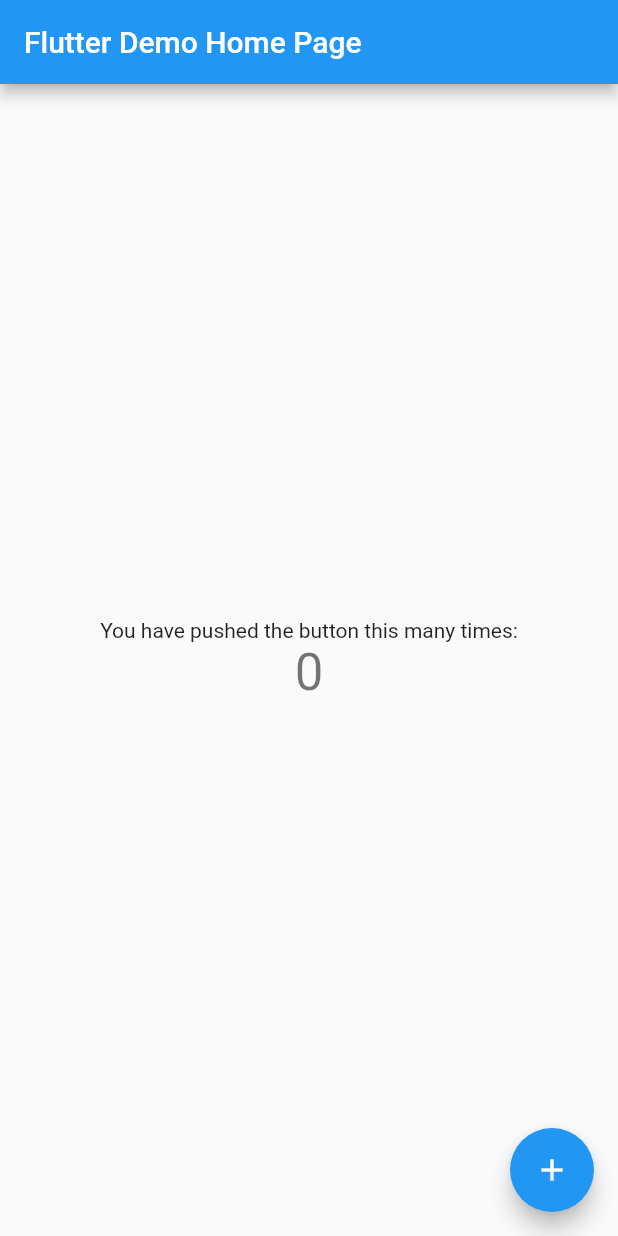
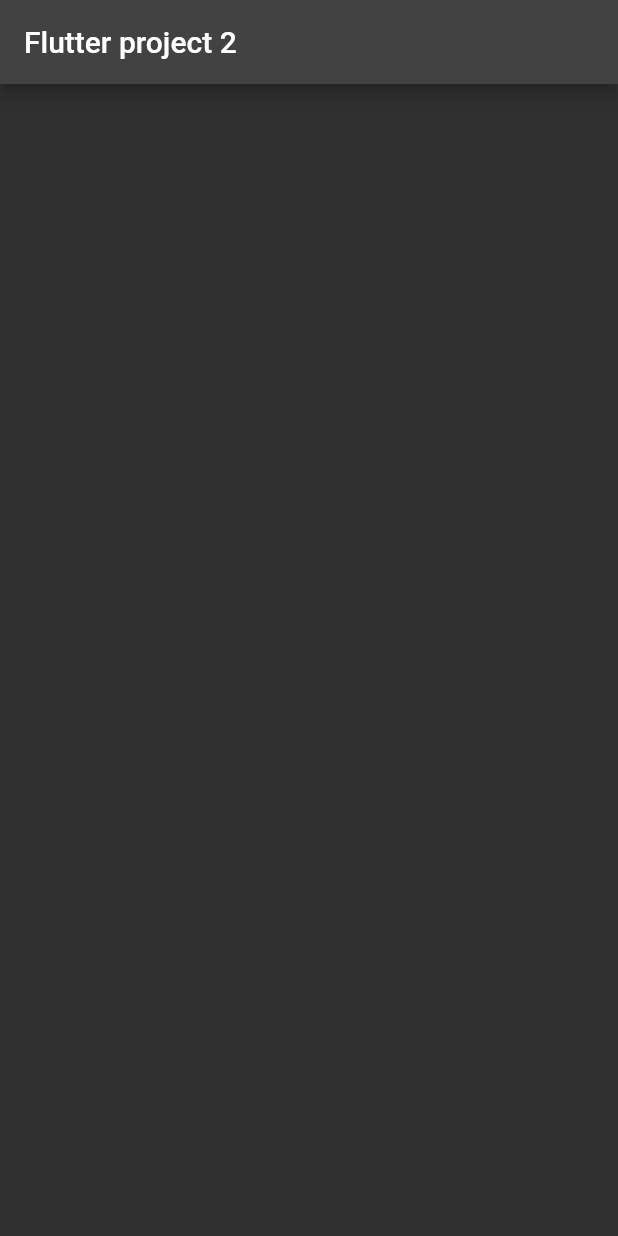
Before and after one commit to Nadil97/Flutter_Basic, a Flutter app: the screen it shows after launch, on a phone screen of 412 x 824 dp. Run offline on Flutter 3.47's test engine with Material 2 defaults, Android fonts, the phone set to English and light mode, and no system bars; our stand-ins replace device_preview.

```diff
--- a/flutter_basic_2/lib/main.dart
+++ b/flutter_basic_2/lib/main.dart
@@ -1,115 +1,45 @@
 import 'package:flutter/material.dart';
+import 'package:device_preview/device_preview.dart';
 
-void main() {
-  runApp(const MyApp());
-}
+void main() => runApp(
+      DevicePreview(
+        builder: (context) => MyApp(), // Wrap your app
+      ),
+    );
 
 class MyApp extends StatelessWidget {
-  const MyApp({Key? key}) : super(key: key);
-
-  // This widget is the root of your application.
   @override
   Widget build(BuildContext context) {
     return MaterialApp(
-      title: 'Flutter Demo',
+      useInheritedMediaQuery: true,
+      locale: DevicePreview.locale(context),
+      builder: DevicePreview.appBuilder,
+      title: 'Flutter demo',
       theme: ThemeData(
-        // This is the theme of your application.
-        //
-        // Try running your application with "flutter run". You'll see the
-        // application has a blue toolbar. Then, without quitting the app, try
-        // changing the primarySwatch below to Colors.green and then invoke
-        // "hot reload" (press "r" in the console where you ran "flutter run",
-        // or simply save your changes to "hot reload" in a Flutter IDE).
-        // Notice that the counter didn't reset back to zero; the application
-        // is not restarted.
-        primarySwatch: Colors.blue,
+        brightness: Brightness.dark,
+        primarySwatch: Colors.orange,
       ),
-      home: const MyHomePage(title: 'Flutter Demo Home Page'),
+      // darkTheme: ThemeData.dark(),
+      home: const MyHomePage(),
     );
   }
 }
 
 class MyHomePage extends StatefulWidget {
-  const MyHomePage({Key? key, required this.title}) : super(key: key);
-
-  // This widget is the home page of your application. It is stateful, meaning
-  // that it has a State object (defined below) that contains fields that affect
-  // how it looks.
-
-  // This class is the configuration for the state. It holds the values (in this
-  // case the title) provided by the parent (in this case the App widget) and
-  // used by the build method of the State. Fields in a Widget subclass are
-  // always marked "final".
-
-  final String title;
+  const MyHomePage({Key? key}) : super(key: key);
 
   @override
   State<MyHomePage> createState() => _MyHomePageState();
 }
 
 class _MyHomePageState extends State<MyHomePage> {
-  int _counter = 0;
-
-  void _incrementCounter() {
-    setState(() {
-      // This call to setState tells the Flutter framework that something has
-      // changed in this State, which causes it to rerun the build method below
-      // so that the display can reflect the updated values. If we changed
-      // _counter without calling setState(), then the build method would not be
-      // called again, and so nothing would appear to happen.
-      _counter++;
-    });
-  }
-
   @override
   Widget build(BuildContext context) {
-    // This method is rerun every time setState is called, for instance as done
-    // by the _incrementCounter method above.
-    //
-    // The Flutter framework has been optimized to make rerunning build methods
-    // fast, so that you can just rebuild anything that needs updating rather
-    // than having to individually change instances of widgets.
     return Scaffold(
       appBar: AppBar(
-        // Here we take the value from the MyHomePage object that was created by
-        // the App.build method, and use it to set our appbar title.
-        title: Text(widget.title),
+        title: Text("Flutter project 2"),
       ),
-      body: Center(
-        // Center is a layout widget. It takes a single child and positions it
-        // in the middle of the parent.
-        child: Column(
-          // Column is also a layout widget. It takes a list of children and
-          // arranges them vertically. By default, it sizes itself to fit its
-          // children horizontally, and tries to be as tall as its parent.
-          //
-          // Invoke "debug painting" (press "p" in the console, choose the
-          // "Toggle Debug Paint" action from the Flutter Inspector in Android
-          // Studio, or the "Toggle Debug Paint" command in Visual Studio Code)
-          // to see the wireframe for each widget.
-          //
-          // Column has various properties to control how it sizes itself and
-          // how it positions its children. Here we use mainAxisAlignment to
-          // center the children vertically; the main axis here is the vertical
-          // axis because Columns are vertical (the cross axis would be
-          // horizontal).
-          mainAxisAlignment: MainAxisAlignment.center,
-          children: <Widget>[
-            const Text(
-              'You have pushed the button this many times:',
-            ),
-            Text(
-              '$_counter',
-              style: Theme.of(context).textTheme.headline4,
-            ),
-          ],
-        ),
-      ),
-      floatingActionButton: FloatingActionButton(
-        onPressed: _incrementCounter,
-        tooltip: 'Increment',
-        child: const Icon(Icons.add),
-      ), // This trailing comma makes auto-formatting nicer for build methods.
+      body: Container(),
     );
   }
 }
--- a/flutter_basic_2/pubspec.yaml
+++ b/flutter_basic_2/pubspec.yaml
@@ -27,8 +27,10 @@ environment:
 # the latest version available on pub.dev. To see which dependencies have newer
 # versions available, run `flutter pub outdated`.
 dependencies:
+  device_preview: ^1.1.0
   flutter:
     sdk: flutter
+
 
 
   # The following adds the Cupertino Icons font to your application.
```
Also changed, not shown: flutter_basic_2/pubspec.lock, 1 other file.
